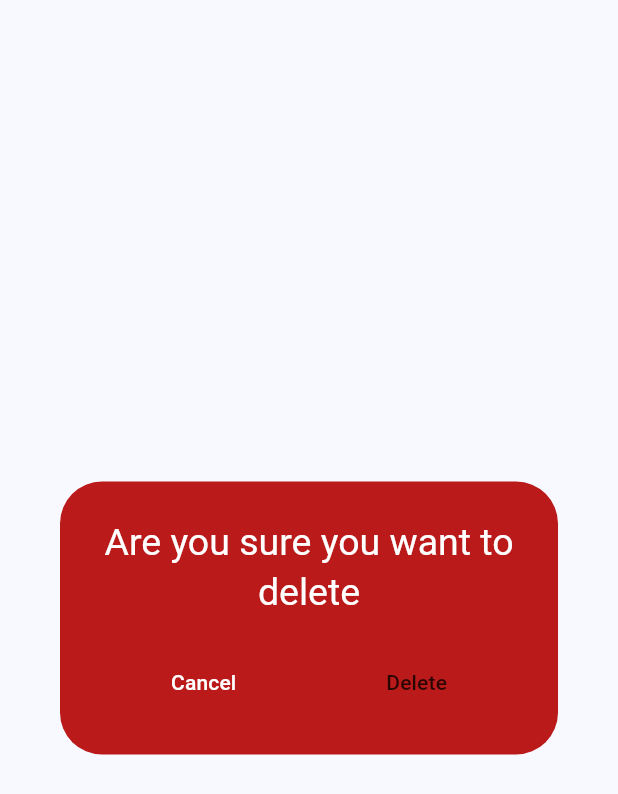
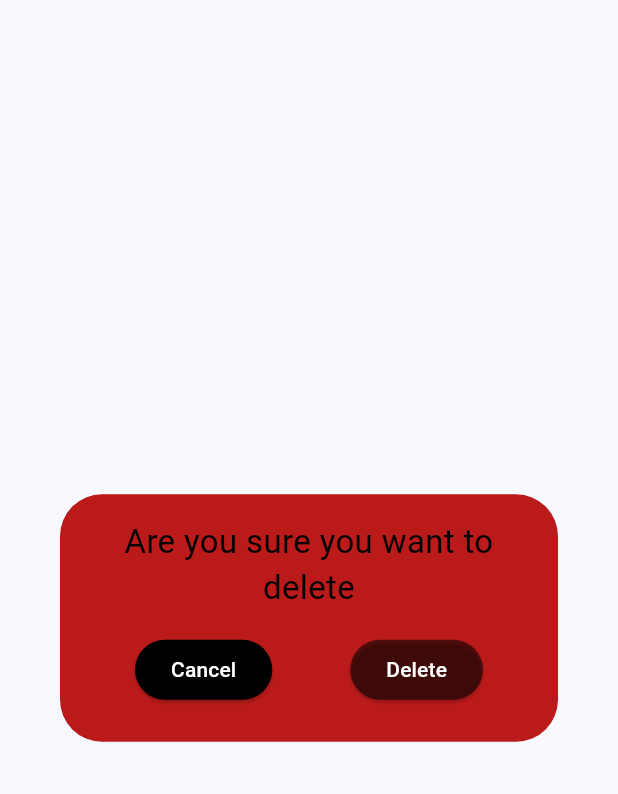
Before and after one commit to bolexyro/text-call, a Flutter app: the ConfirmDeleteDialog widget shown alone on an empty page, opened directly with empty values, on a phone screen of 412 x 824 dp. Shown: the top 794 px of the screen. Run offline on Flutter 3.47's test engine with Material 3 defaults, Android fonts, the phone set to English and light mode, and no system bars; our stand-ins replace animated_text_kit, awesome_notifications, cloud_firestore, confetti, firebase_auth, firebase_core and 9 more; accounts and stored records are empty.

Commit message:
Changed the look of the error dialogs.

```diff
--- a/lib/widgets/confirm_delete_dialog.dart
+++ b/lib/widgets/confirm_delete_dialog.dart
@@ -18,41 +18,52 @@ class _ConfirmDeleteDialogState extends State<ConfirmDeleteDialog> {
     bool isDarkMode = Theme.of(context).brightness == Brightness.dark;
 
     return AlertDialog.adaptive(
-      title: Text(
-        'Are you sure you want to delete ${widget.contactName}',
-        textAlign: TextAlign.center,
-        style: TextStyle(
-          fontSize: 25,
-          color: isDarkMode
-              ? Theme.of(context).colorScheme.onErrorContainer
-              : Theme.of(context).colorScheme.onError,
-        ),
+      content: Column(
+        mainAxisSize: MainAxisSize.min,
+        children: [
+          Text(
+            'Are you sure you want to delete ${widget.contactName}',
+            textAlign: TextAlign.center,
+            style: const TextStyle(
+              fontSize: 22,
+              color: Colors.black,
+            ),
+          ),
+          const SizedBox(
+            height: 15,
+          ),
+          Row(
+            mainAxisAlignment: MainAxisAlignment.spaceAround,
+            children: [
+              ElevatedButton(
+                onPressed: () {
+                  Navigator.of(context).pop();
+                },
+                style: ElevatedButton.styleFrom(
+                  foregroundColor: isDarkMode
+                      ? Theme.of(context).colorScheme.onErrorContainer
+                      : Theme.of(context).colorScheme.onError,
+                  backgroundColor: Colors.black,
+                ),
+                child: const Text('Cancel'),
+              ),
+              ElevatedButton(
+                onPressed: () {
+                  Navigator.of(context).pop(true);
+                },
+                style: ElevatedButton.styleFrom(
+                  foregroundColor: Colors.white,
+                  backgroundColor: Colors.black54,
+                ),
+                child: const Text('Delete'),
+              ),
+            ],
+          )
+        ],
       ),
       backgroundColor: isDarkMode
           ? Theme.of(context).colorScheme.errorContainer
           : Theme.of(context).colorScheme.error,
-      actions: [
-        TextButton(
-          onPressed: () {
-            Navigator.of(context).pop();
-          },
-          style: TextButton.styleFrom(
-            foregroundColor: isDarkMode
-                ? Theme.of(context).colorScheme.onErrorContainer
-                : Theme.of(context).colorScheme.onError,
-          ),
-          child: const Text('Cancel'),
-        ),
-        TextButton(
-          onPressed: () {
-            Navigator.of(context).pop(true);
-          },
-          style: TextButton.styleFrom(
-              foregroundColor: const Color.fromARGB(255, 42, 6, 3)),
-          child: const Text('Delete'),
-        ),
-      ],
-      actionsAlignment: MainAxisAlignment.spaceAround,
     );
   }
 }
--- a/lib/widgets/phone_page_widgets/contacts_or_recents_screen.dart
+++ b/lib/widgets/phone_page_widgets/contacts_or_recents_screen.dart
@@ -96,7 +96,7 @@ class _ContactsScreenState extends ConsumerState<ContactsRecentsScreen> {
   Widget build(BuildContext context) {
     final double availableWidth = MediaQuery.sizeOf(context).width;
 
-    const double tabletWidth = 520;
+    const double tabletWidth = 300;
     final bool isDarkMode = Theme.of(context).brightness == Brightness.dark;
 
     if (widget.whichScreen == WhichScreen.contact) {
```
Also changed, not shown: lib/utils/utils.dart (+27 -15 lines), lib/widgets/contacts_screen_widgets/contact_details.dart (+13 -4 lines), lib/widgets/recents_screen_widgets/recents_list.dart (+20 -2 lines).
